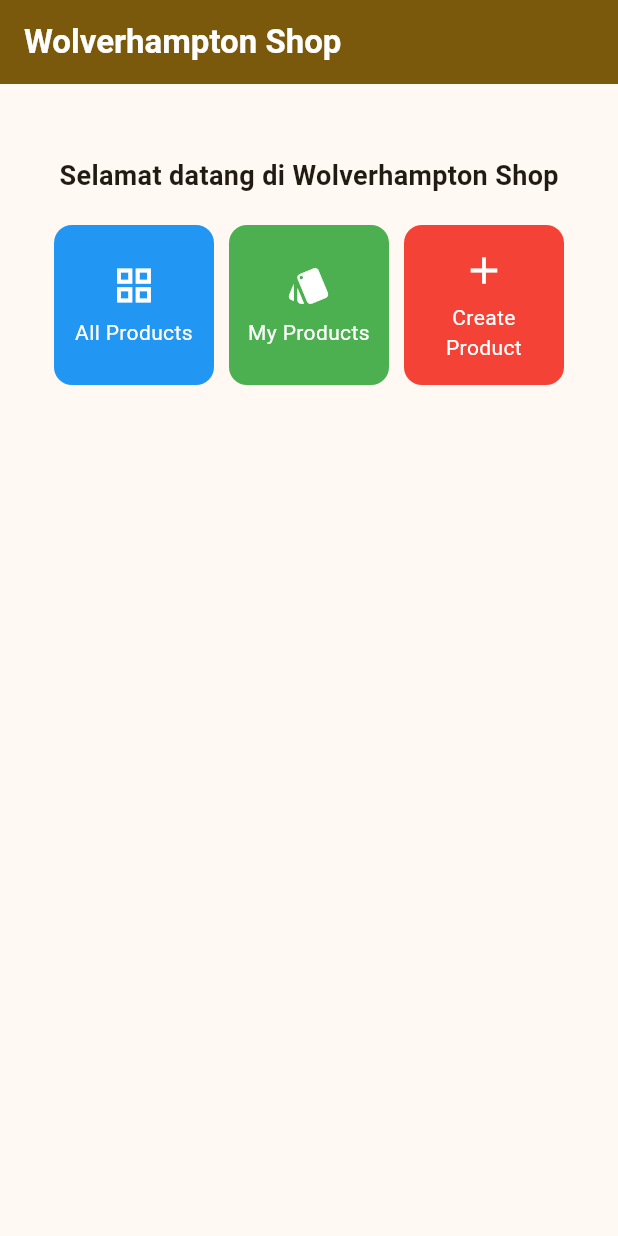
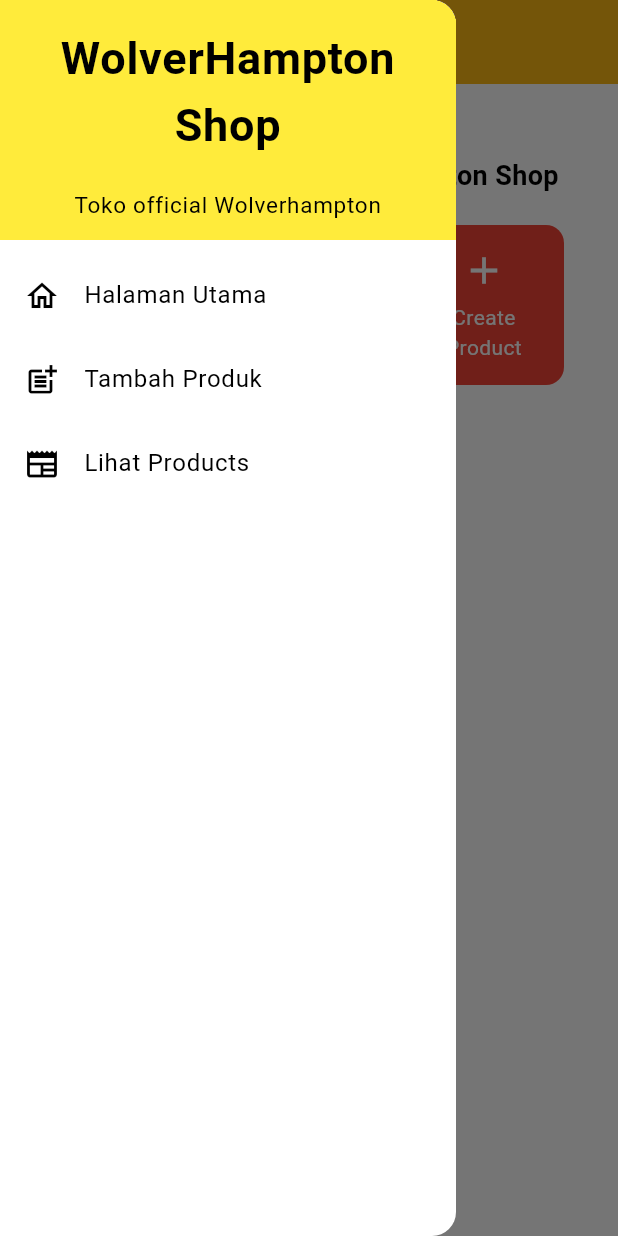
Before and after one commit to prasetyasurya-ui/football-shop-mobile, a Flutter app: the screen it shows after launch, with the side drawer open (before the commit the screen has no drawer), on a phone screen of 412 x 824 dp. Run offline on Flutter 3.47's test engine with Material 3 defaults, Android fonts, the phone set to English and light mode, and no system bars.

Commit message:
Tugas Individu 7

```diff
--- a/lib/main.dart
+++ b/lib/main.dart
@@ -1,5 +1,5 @@
 import 'package:flutter/material.dart';
-import 'package:football_shop/menu.dart';
+import 'package:football_shop/screens/menu.dart';
 
 void main() {
   runApp(const MyApp());
@@ -29,7 +29,10 @@ class MyApp extends StatelessWidget {
         //
         // This works for code too, not just values: Most code changes can be
         // tested with just a hot reload.
-        colorScheme: ColorScheme.fromSeed(seedColor: const Color(0xFFfdb913)),
+        colorScheme: ColorScheme.fromSwatch().copyWith(
+          primary: const Color(0xFFfdb913),
+          // Tambahkan warna lain jika perlu
+        ),
       ),
       home: MyHomePage(),
     );
--- a/lib/menu.dart
+++ b/lib/screens/menu.dart
@@ -1,4 +1,6 @@
 import 'package:flutter/material.dart';
+import 'package:football_shop/widgets/left_drawer.dart';
+import 'package:football_shop/widgets/item_card.dart';
 
 class MyHomePage extends StatelessWidget {
   MyHomePage({super.key});
@@ -17,11 +19,13 @@ class MyHomePage extends StatelessWidget {
         // Judul aplikasi "Football News" dengan teks putih dan tebal.
         title: const Text(
           'Wolverhampton Shop',
-          style: TextStyle(color: Colors.white, fontWeight: FontWeight.bold),
+          style: TextStyle(color: Colors.black, fontWeight: FontWeight.bold),
         ),
         // Warna latar belakang AppBar diambil dari skema warna tema aplikasi.
         backgroundColor: Theme.of(context).colorScheme.primary,
       ),
+
+      drawer: LeftDrawer(),
       // Body halaman dengan padding di sekelilingnya.
       body: Padding(
         padding: const EdgeInsets.all(16.0),
@@ -81,54 +85,3 @@ class ItemHomepage {
 
   ItemHomepage(this.name, this.icon, this.color);
 }
-
-class ItemCard extends StatelessWidget {
-  // Menampilkan kartu dengan ikon dan nama.
-
-  final ItemHomepage item;
-
-  const ItemCard(this.item, {super.key});
-
-  @override
-  Widget build(BuildContext context) {
-    return Material(
-      // Menentukan warna latar belakang dari tema aplikasi.
-      color: item.color,
-      // Membuat sudut kartu melengkung.
-      borderRadius: BorderRadius.circular(12),
-
-      child: InkWell(
-        // Aksi ketika kartu ditekan.
-        onTap: () {
-          // Menampilkan pesan SnackBar saat kartu ditekan.
-          ScaffoldMessenger.of(context)
-            ..hideCurrentSnackBar()
-            ..showSnackBar(
-              SnackBar(
-                content: Text("Kamu telah menekan tombol ${item.name}!"),
-              ),
-            );
-        },
-        // Container untuk menyimpan Icon dan Text
-        child: Container(
-          padding: const EdgeInsets.all(8),
-          child: Center(
-            child: Column(
-              // Menyusun ikon dan teks di tengah kartu.
-              mainAxisAlignment: MainAxisAlignment.center,
-              children: [
-                Icon(item.icon, color: Colors.white, size: 30.0),
-                const Padding(padding: EdgeInsets.all(3)),
-                Text(
-                  item.name,
-                  textAlign: TextAlign.center,
-                  style: const TextStyle(color: Colors.white),
-                ),
-              ],
-            ),
-          ),
-        ),
-      ),
-    );
-  }
-}
--- /dev/null
+++ b/lib/widgets/item_card.dart
@@ -0,0 +1,61 @@
+import 'package:football_shop/screens/newlist_form.dart';
+import 'package:flutter/material.dart';
+import 'package:football_shop/screens/menu.dart';
+
+class ItemCard extends StatelessWidget {
+  // Menampilkan kartu dengan ikon dan nama.
+
+  final ItemHomepage item;
+
+  const ItemCard(this.item, {super.key});
+
+  @override
+  Widget build(BuildContext context) {
+    return Material(
+      // Menentukan warna latar belakang dari tema aplikasi.
+      color: item.color,
+      // Membuat sudut kartu melengkung.
+      borderRadius: BorderRadius.circular(12),
+
+      child: InkWell(
+        // Aksi ketika kartu ditekan.
+        onTap: () {
+          // Menampilkan pesan SnackBar saat kartu ditekan.
+          ScaffoldMessenger.of(context)
+            ..hideCurrentSnackBar()
+            ..showSnackBar(
+              SnackBar(
+                content: Text("Kamu telah menekan tombol ${item.name}!"),
+              ),
+            );
+
+          if (item.name == "Create Product") {
+            Navigator.pushReplacement(
+              context,
+              MaterialPageRoute(builder: (context) => ProductFormPage()),
+            );
+          }
+        },
+        // Container untuk menyimpan Icon dan Text
+        child: Container(
+          padding: const EdgeInsets.all(8),
+          child: Center(
+            child: Column(
+              // Menyusun ikon dan teks di tengah kartu.
+              mainAxisAlignment: MainAxisAlignment.center,
+              children: [
+                Icon(item.icon, color: Colors.white, size: 30.0),
+                const Padding(padding: EdgeInsets.all(3)),
+                Text(
+                  item.name,
+                  textAlign: TextAlign.center,
+                  style: const TextStyle(color: Colors.white),
+                ),
+              ],
+            ),
+          ),
+        ),
+      ),
+    );
+  }
+}
--- /dev/null
+++ b/lib/widgets/left_drawer.dart
@@ -0,0 +1,74 @@
+import 'package:flutter/material.dart';
+import 'package:football_shop/screens/menu.dart';
+import 'package:football_shop/screens/newlist_form.dart';
+
+class LeftDrawer extends StatelessWidget {
+  const LeftDrawer({super.key});
+
+  @override
+  Widget build(BuildContext context) {
+    return Drawer(
+      child: ListView(
+        children: [
+          const DrawerHeader(
+            decoration: BoxDecoration(color: Colors.yellow),
+            child: Column(
+              children: [
+                Text(
+                  'WolverHampton Shop',
+                  textAlign: TextAlign.center,
+                  style: TextStyle(
+                    fontSize: 30,
+                    fontWeight: FontWeight.bold,
+                    color: Colors.black,
+                  ),
+                ),
+                Padding(padding: EdgeInsets.all(10)),
+                Text(
+                  "Toko official Wolverhampton",
+                  textAlign: TextAlign.center,
+                  style: TextStyle(
+                    fontSize: 15,
+                    color: Colors.black,
+                    fontWeight: FontWeight.normal,
+                  ),
+                ),
+              ],
+            ),
+          ),
+          ListTile(
+            leading: const Icon(Icons.home_outlined),
+            title: const Text('Halaman Utama'),
+            // Bagian redirection ke MyHomePage
+            onTap: () {
+              Navigator.pushReplacement(
+                context,
+                MaterialPageRoute(builder: (context) => MyHomePage()),
+              );
+            },
+          ),
+          ListTile(
+            leading: const Icon(Icons.post_add),
+            title: const Text('Tambah Produk'),
+            onTap: () {
+              Navigator.pushReplacement(
+                context,
+                MaterialPageRoute(builder: (context) => ProductFormPage()),
+              );
+            },
+          ),
+          ListTile(
+            leading: const Icon(Icons.newspaper),
+            title: const Text('Lihat Products'),
+            onTap: () {
+              Navigator.pushReplacement(
+                context,
+                MaterialPageRoute(builder: (context) => ProductFormPage()),
+              );
+            },
+          ),
+        ],
+      ),
+    );
+  }
+}
```
Also changed, not shown: lib/screens/newlist_form.dart (added, +264 -0 lines), 1 other file.
